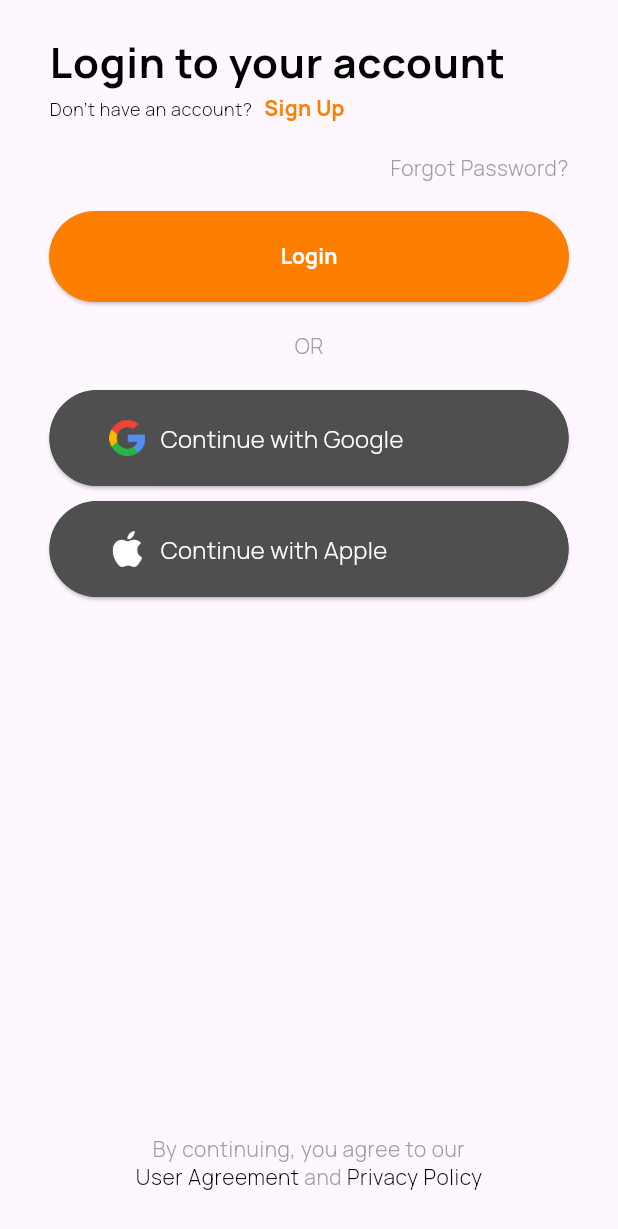
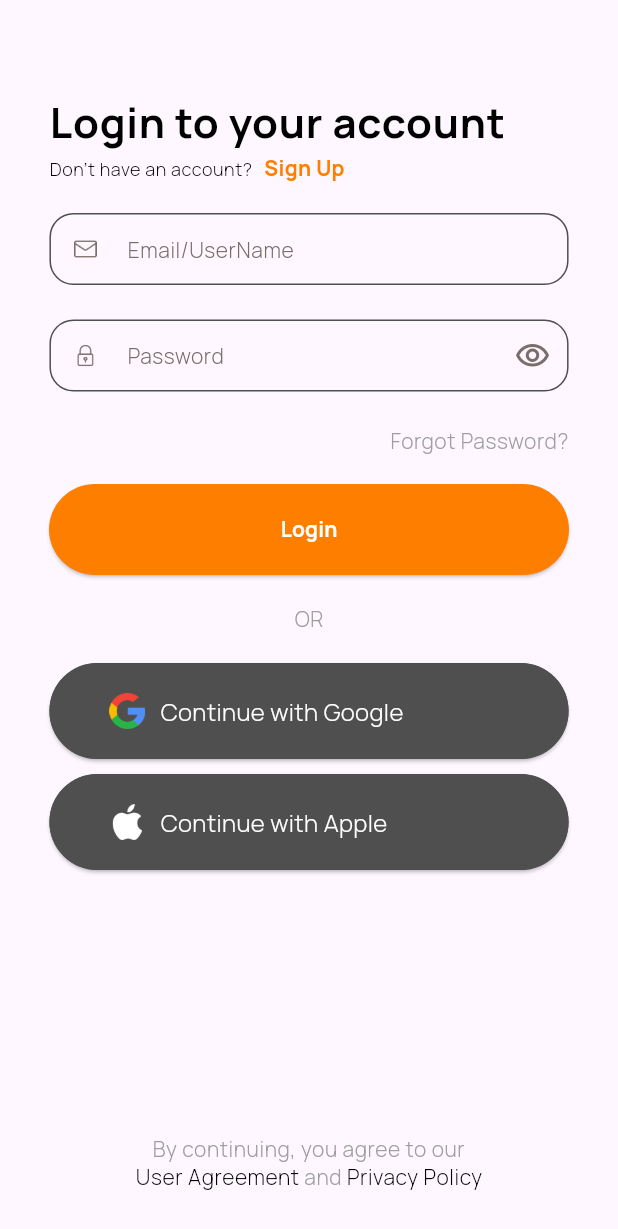
Before and after one commit to AdnanHussain786/Advisify-App, a Flutter app: the screen it shows after launch, after a tap on "Log in", on a phone screen of 412 x 824 dp. Shown: the top 1229 px of the screen. Run offline on Flutter 3.47's test engine with Material 3 defaults, Android fonts, the phone set to English and light mode, and no system bars; our stand-ins replace shared_preferences.

Commit message:
11-Jun-25(Some_updates_in_UI+added_text_fields) adnan

```diff
--- a/lib/Constants/constants.dart
+++ b/lib/Constants/constants.dart
@@ -11,6 +11,12 @@ class CustomAppColors{
   static const Color greyColor = Colors.grey;
   static const Color greyColorForButton = Color(0XFFE0E0E0);
   static const Color darkGreyColorForButton = Color(0XFF4F4F4F);
+  static const Color greyColorForIcons = Color(0XFF776F69);
+  static const Color redColor = Color(0xFFDC3545);
+
+
+
+  static Color fieldShadowColor = darkGreyColorForButton.withValues(alpha: 0.07);
 
   static Color primaryColor =
   Color(int.parse(AppSharedPreferences.getPrimaryColor()));
@@ -70,4 +76,81 @@ class CustomTextStyles{
 
 class ConstValues{
   static final ThemeManager themeManager=ThemeManager();
+  static const double heightOfTextField = 56;
+  static const double heightOfSearchField = 47;
+  static const EdgeInsetsGeometry textFieldsMargins = EdgeInsets.fromLTRB(0, 0, 0, 15);
 }
+
+class CustomBoxDecoration {
+  static BoxDecoration textFormFieldDecoration({Color? indicatorColor}) {
+    return BoxDecoration(
+      // color: Colors.transparent,
+      borderRadius: const BorderRadius.all(Radius.circular(16)),
+      boxShadow: [
+        BoxShadow(
+          color: CustomAppColors.fieldShadowColor,
+          offset: const Offset(0, 0),
+          blurRadius: 2,
+          spreadRadius: 0,
+        )
+      ],
+    );
+  }
+
+  static BoxDecoration customListDecoration({Color? backgroundColor}) {
+    return BoxDecoration(
+      color: backgroundColor,
+      borderRadius: BorderRadius.circular(10),
+      boxShadow: [
+        BoxShadow(
+          color: CustomAppColors.blackColor.withValues(alpha: 0.1),
+          // color: CustomAppColors.blackColor,
+          offset: Offset(0, 2),
+          blurRadius: 3,
+          spreadRadius: 0,
+        ),
+      ],
+    );
+  }
+
+  static BoxDecoration customBoxDecorationPackages({Color? backgroundColor}) {
+    return BoxDecoration(
+      color: backgroundColor,
+      borderRadius: BorderRadius.circular(10),
+      boxShadow: [
+        BoxShadow(
+          color: CustomAppColors.blackColor.withValues(alpha: 0.1),
+          // color: CustomAppColors.blackColor,
+          offset: const Offset(0, 0),
+          blurRadius: 3,
+          spreadRadius: 3,
+        ),
+      ],
+    );
+  }
+
+  static BoxDecoration customBoxDecorationWithBorder({Color? backgroundColor}) {
+    return BoxDecoration(
+      color: Colors.transparent,
+      border: Border.all(color: CustomAppColors.primaryColor),
+      borderRadius: BorderRadius.circular(5),
+      boxShadow: [
+        BoxShadow(
+          color: CustomAppColors.fieldShadowColor,
+          offset: const Offset(0, 0),
+          blurRadius: 2,
+          spreadRadius: 0,
+        ),
+      ],
+    );
+  }
+
+  static BoxShadow customListBoxShadow() {
+    return BoxShadow(
+      color: CustomAppColors.blackColor.withValues(alpha: 0.1),
+      offset: Offset(0, 2),
+      blurRadius: 3,
+      spreadRadius: 1,
+    );
+  }
+}
--- a/lib/Views/login_screen.dart
+++ b/lib/Views/login_screen.dart
@@ -2,8 +2,8 @@ import 'package:advisify/Constants/constants.dart';
 import 'package:advisify/Widgets/custom_scaffold.dart';
 import 'package:flutter/material.dart';
 
-import '../Utils/shared_preferences.dart';
 import '../Widgets/custom_button.dart';
+import '../Widgets/custom_textformfield.dart';
 
 class LoginScreen extends StatefulWidget {
   const LoginScreen({super.key});
@@ -12,12 +12,20 @@ class LoginScreen extends StatefulWidget {
   State<LoginScreen> createState() => _LoginScreenState();
 }
 
+
+
 class _LoginScreenState extends State<LoginScreen> {
+
+  final emailController = TextEditingController();
+  final passwordController = TextEditingController();
+
   @override
   Widget build(BuildContext context) {
     var textTheme=Theme.of(context).textTheme;
     return CustomScaffoldFirst(
-      mainBody: Column(
+      mainBody: Padding(
+        padding: const EdgeInsets.symmetric(vertical: 40),
+        child: Column(
           crossAxisAlignment: CrossAxisAlignment.start,
           children: [
             Text('Login to your account',style: textTheme.bodyLarge!.copyWith(fontWeight: FontWeight.w800)),
@@ -29,7 +37,27 @@ class _LoginScreenState extends State<LoginScreen> {
 
               ],
             ),
+
             SizedBox(height: 20,),
+
+            TextFormFieldCustomerBuilt(
+              prefixIcon: 'email',
+              textInputType: TextInputType.emailAddress,
+              controller: emailController,
+              hintTxt: "Email/UserName",
+              ontap: () {},
+            ),
+            TextFormFieldCustomerBuilt(
+              obscText: true,
+              showEyeIcon: true,
+              prefixIcon: 'lock',
+              textInputType: TextInputType.text,
+              addBottomMargin: true,
+              controller: passwordController,
+              hintTxt: "Password",
+              ontap: () {},
+            ),
+
             Align(
                 alignment: Alignment.centerRight,
                 child: Text("Forgot Password?",style: textTheme.bodySmall!.copyWith(color: CustomAppColors.greyColor),)),
@@ -69,6 +97,7 @@ class _LoginScreenState extends State<LoginScreen> {
 
           ],
         ),
+      ),
     );
   }
 }
--- a/lib/Widgets/custom_button.dart
+++ b/lib/Widgets/custom_button.dart
@@ -29,6 +29,7 @@ class _CustomButtonWidgetState extends State<CustomButtonWidget> {
   Widget build(BuildContext context) {
     return Container(
       constraints: BoxConstraints(
+
         minWidth: widget.width ?? double.infinity,
       ),
       child: ElevatedButton(
--- /dev/null
+++ b/lib/Widgets/custom_textformfield.dart
@@ -0,0 +1,281 @@
+import 'package:flutter/material.dart';
+import 'package:flutter/services.dart';
+import '../Constants/constants.dart';
+
+
+class TextFormFieldCustomerBuilt extends StatefulWidget {
+  TextFormFieldCustomerBuilt(
+      {super.key,
+        this.controller,
+        this.hintTxt,
+        this.icoon,
+        this.obscText,
+        this.ontap,
+        this.suffitext,
+        this.textInputType,
+        this.isOptional,
+        this.isNumber,
+        this.maxLines,
+        this.showSeparator,
+        this.eyeIcon,
+        this.showEyeIcon,
+        this.isEmail,
+        this.isonAssetPath,
+        this.isReadOnly,
+        this.autoFocus = false,
+        this.topLable,
+        this.onChangeTextField,
+        this.isSearchSchoolField = false,
+        this.backgroundColor,
+        this.isMarksFeedingField = false,
+        this.onFieldSubmit,
+        this.iconSize = 15,
+        this.focusNode,
+        this.addBottomMargin = true,
+        this.showMultiLinesBigField = false,
+        this.prefixIcon,
+        this.borderRadius = 16.0,
+        this.isSearchField = false,
+        this.borderColor,
+        this.textAlign = TextAlign.start,
+        this.textStyle,
+        this.isPasswordField = false,
+        this.isOTP = false,
+        this.showCursor = false});
+
+  TextEditingController? controller;
+  String? hintTxt, suffitext, isonAssetPath;
+  String? topLable;
+  Widget? icoon;
+  VoidCallback? ontap;
+  TextInputType? textInputType = TextInputType.text;
+  bool? isOptional = false,
+      isNumber = false,
+      isEmail = false,
+      isSearchSchoolField = false,
+      obscText = false,
+      isReadOnly,
+      autoFocus = false,
+      showCursor = false;
+  int? maxLines;
+  bool? showSeparator = true, showEyeIcon = false, isMarksFeedingField;
+  Widget? eyeIcon;
+  Function(String)? onChangeTextField;
+  Color? backgroundColor;
+  Color? borderColor;
+  Function(String)? onFieldSubmit;
+  double iconSize;
+  FocusNode? focusNode;
+  bool? addBottomMargin;
+  bool? showMultiLinesBigField;
+  String? prefixIcon;
+  double borderRadius;
+  bool? isSearchField;
+  TextAlign textAlign;
+  TextStyle? textStyle;
+  bool? isPasswordField, isOTP;
+
+  @override
+  State<TextFormFieldCustomerBuilt> createState() =>
+      _TextFormFieldCustomerBuiltState();
+}
+
+class _TextFormFieldCustomerBuiltState
+    extends State<TextFormFieldCustomerBuilt> {
+  bool hidePass = true;
+
+  void togglePassField() {
+    setState(() {
+      hidePass = !hidePass;
+    });
+  }
+
+  @override
+  Widget build(BuildContext context) {
+    return Column(
+      crossAxisAlignment: CrossAxisAlignment.start,
+      children: [
+        widget.topLable != null
+            ? Container(
+          padding: EdgeInsets.only(left: 5, bottom: 5),
+          child: Text(
+            widget.topLable!,
+            style: Theme.of(context).textTheme.bodyMedium
+          ),
+        )
+            : Container(),
+        Stack(
+          children: [
+            Container(
+              height: widget.showMultiLinesBigField!
+                  ? null
+                  : widget.isSearchField!
+                  ? ConstValues.heightOfSearchField
+                  : ConstValues.heightOfTextField,
+              margin: widget.addBottomMargin!
+                  ? ConstValues.textFieldsMargins
+                  : const EdgeInsets.fromLTRB(3, 0, 3, 3),
+              width: widget.isOTP! ? 40 : double.infinity,
+              // decoration: CustomBoxDecoration.textFormFieldDecoration(),
+              child: TextFormField(
+                textAlign: widget.isOTP! ? TextAlign.center : widget.textAlign,
+                // textAlign: widget.textAlign,
+
+                showCursor: widget.showCursor!
+                    ? widget.showCursor
+                    : MediaQuery.of(context).viewInsets.bottom != 0
+                    ? true
+                    : false,
+
+                cursorColor: CustomAppColors.primaryColor,
+                onFieldSubmitted: widget.onFieldSubmit,
+                autofocus: widget.autoFocus ?? false,
+                onChanged: widget.onChangeTextField,
+                focusNode: widget.focusNode,
+                readOnly: widget.isReadOnly ?? false,
+                style: widget.textStyle ??
+                    TextStyle(
+                        fontSize: 14, color: CustomAppColors.primaryColor),
+                maxLines: widget.showMultiLinesBigField! ? 5 : 1,
+                autovalidateMode: AutovalidateMode.onUserInteraction,
+                scrollPadding: EdgeInsets.only(
+                    bottom: MediaQuery.of(context).viewInsets.bottom),
+                inputFormatters: widget.isNumber != true
+                    ? []
+                    : [
+                  if (widget.isOTP!) LengthLimitingTextInputFormatter(1),
+                  FilteringTextInputFormatter.digitsOnly
+                ],
+                keyboardType: widget.textInputType,
+                obscureText: widget.obscText ?? false ? hidePass : false,
+                validator: widget.isOptional != true
+                    ? widget.isPasswordField == true
+                    ? (value) {
+                  if (value == null || value.isEmpty) {
+                    // CustomToast.showToast(message: "${widget.topLable} should not be null");
+                    return "${widget.topLable} should not be null";
+                  }
+                  RegExp passwordPattern = RegExp(
+                      r'^(?=.*[A-Z])(?=.*[a-z])(?=.*\d)(?=.*[@$!%*?&])[A-Za-z\d@$!%*?&]{8,}$');
+                  if (!passwordPattern.hasMatch(value)) {
+                    // CustomToast.showToast(
+                    //     message: 'Password must be at least 8 characters including uppercase, lowercase, a number, and a special character.');
+                    return 'Password must be at least 8 characters long and include uppercase, lowercase, a number, and a special character.';
+                  }
+                  return null;
+                }
+                    : widget.isEmail == true
+                    ? (value) {
+                  RegExp regex = RegExp(
+                      r"^[a-zA-Z0-9.!#$%&'*+/=?^_`{|}~-]+@[a-zA-Z0-9](?:[a-zA-Z0-9-]"
+                      r"{0,253}[a-zA-Z0-9])?(?:\.[a-zA-Z0-9](?:[a-zA-Z0-9-]"
+                      r"{0,253}[a-zA-Z0-9])?)*$");
+                  if (value == null ||
+                      value.isEmpty ||
+                      !regex.hasMatch(value)) {
+                    // CustomToast.showToast(message:  'Enter a valid email address');
+                    return 'Enter a valid email address';
+                  }
+                  return null;
+                }
+                    : (value) {
+                  if (value == null || value.isEmpty) {
+                    // CustomToast.showToast(message: "${widget.topLable} should not be null");
+                    return "${widget.topLable} should not be null";
+                  }
+                  return null;
+                }
+                    : (value) {
+                  return null;
+                },
+
+                onTap: widget.ontap,
+                controller: widget.controller,
+                decoration: InputDecoration(
+                  contentPadding: widget.isOTP!
+                      ? const EdgeInsets.fromLTRB(10, 0, 10, 0)
+                      : EdgeInsets.symmetric(
+                      vertical: widget.showMultiLinesBigField! ? 20 : 0,
+                      horizontal: widget.isMarksFeedingField! ? 10 : 30),
+
+                  hintStyle: Theme.of(context).textTheme.bodySmall!.copyWith(color: CustomAppColors.greyColorForIcons),
+                  labelStyle:
+                  const TextStyle(fontSize: 13, color: Colors.redAccent),
+                  // fillColor:
+                  // widget.backgroundColor ?? Colors.transparent,
+                  hintText: widget.hintTxt,
+                  prefixIconColor: CustomAppColors.greyColorForIcons,
+                  prefixIcon: widget.prefixIcon != null
+                      ? UnconstrainedBox(
+                      child: SizedBox(
+                          height: widget.iconSize,
+                          width: widget.iconSize,
+                          child: ImageIcon(AssetImage(
+                              'assets/icons/${widget.prefixIcon}.png'))))
+                      : null,
+                  suffixIcon: widget.icoon != null
+                      ? UnconstrainedBox(
+                      child: SizedBox(
+                          height: widget.iconSize,
+                          width: widget.iconSize,
+                          child: widget.icoon))
+                      : (widget.showEyeIcon == true
+                      ? InkWell(
+                    highlightColor: Colors.transparent,
+                      splashColor: Colors.transparent,
+                      onTap: () {
+                        togglePassField();
+                      },
+                      child: Icon(
+                        hidePass
+                            ? Icons.visibility_outlined
+                            : Icons.visibility_off_outlined,
+                        color: CustomAppColors.greyColorForIcons,
+                      ))
+                      : null),
+                  enabledBorder: OutlineInputBorder(
+                    borderRadius:
+                    BorderRadius.all(Radius.circular(widget.borderRadius)),
+                    borderSide: BorderSide(
+                      color: widget.borderColor != null
+                          ? widget.borderColor!
+                          : CustomAppColors.darkGreyColorForButton,
+                    ),
+                  ),
+                  focusedBorder: OutlineInputBorder(
+                    borderRadius:
+                    BorderRadius.all(Radius.circular(widget.borderRadius)),
+                    borderSide: BorderSide(
+                      color: widget.borderColor != null
+                          ? widget.borderColor!
+                          : CustomAppColors.darkGreyColorForButton,
+                    ),
+                  ),
+                  errorBorder: OutlineInputBorder(
+                    borderRadius:
+                    BorderRadius.all(Radius.circular(widget.borderRadius)),
+                    borderSide: BorderSide(
+                      color: CustomAppColors.redColor,
+                      width: 1,
+                    ),
+                  ),
+                  focusedErrorBorder: OutlineInputBorder(
+                    borderRadius:
+                    BorderRadius.all(Radius.circular(widget.borderRadius)),
+                    borderSide: BorderSide(
+                      color: CustomAppColors.redColor,
+                      width: 1.0,
+                    ),
+                  ),
+                  errorStyle: const TextStyle(fontSize: 0.1),
+
+                  // errorStyle: CustomTextStyles.blackText10Normal400
+                ),
+              ),
+            ),
+          ],
+        ),
+      ],
+    );
+  }
+}
--- a/pubspec.yaml
+++ b/pubspec.yaml
@@ -64,6 +64,7 @@ flutter:
   # To add assets to your application, add an assets section, like this:
   assets:
     - assets/images/
+    - assets/icons/
 
   # An image asset can refer to one or more resolution-specific "variants", see
   # https://flutter.dev/to/resolution-aware-images
```
Also changed, not shown: assets/icons/email.png (added), assets/icons/eye.png (added), assets/icons/lock.png (added). Lines whose indentation alone changed are shown as unchanged.
